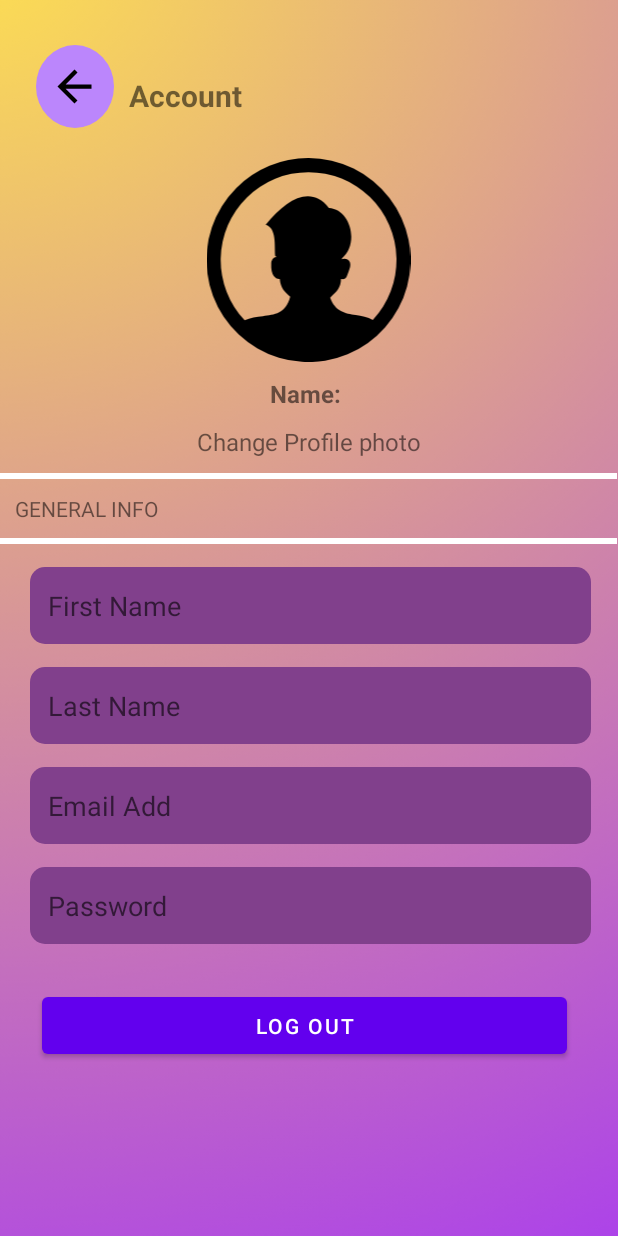
After one commit to MIMIezno/abc, an Android app: the layout activity_account2.xml on its own in the app's theme, with its tools: preview values and no code run, on a phone screen of 412 x 824 dp. The commit adds this screen. Run offline under Robolectric (Android 15) with nearby library versions, the phone set to English and light mode, and no system bars.

Commit message:
ronna wishes

```diff
--- /dev/null
+++ b/app/src/main/java/com/example/workeatwork/Account2.java
@@ -0,0 +1,14 @@
+package com.example.workeatwork;
+
+import android.os.Bundle;
+
+import androidx.appcompat.app.AppCompatActivity;
+
+public class Account2 extends AppCompatActivity {
+
+    @Override
+    protected void onCreate(Bundle savedInstanceState) {
+        super.onCreate(savedInstanceState);
+        setContentView(R.layout.activity_more);
+    }
+}
--- a/app/src/main/java/com/example/workeatwork/Login.java
+++ b/app/src/main/java/com/example/workeatwork/Login.java
@@ -22,7 +22,7 @@ public class Login extends AppCompatActivity {
         passwordEditText = findViewById(R.id.password);
     }
 
-    public void openContinue(View view) {
+    public void openHomepage(View view) {
         String email = emailEditText.getText().toString();
         String password = passwordEditText.getText().toString();
 
--- a/app/src/main/java/com/example/workeatwork/More.java
+++ b/app/src/main/java/com/example/workeatwork/More.java
@@ -19,6 +19,10 @@ public class More extends AppCompatActivity {
         startActivity(intent);
     }
 
+    public void openAccount2(View view) {
+        Intent intent = new Intent(More.this, Account2.class);
+        startActivity(intent);
+    }
     public void openRecipes(View view) {
         Intent intent = new Intent(More.this, Recipes.class);
         startActivity(intent);
@@ -53,4 +57,6 @@ public class More extends AppCompatActivity {
         Intent intent = new Intent(More.this, Homepage.class);
         startActivity(intent);
     }
+
+
 }
--- /dev/null
+++ b/app/src/main/res/layout/activity_account2.xml
@@ -0,0 +1,175 @@
+<?xml version="1.0" encoding="utf-8"?>
+<LinearLayout xmlns:android="http://schemas.android.com/apk/res/android"
+    xmlns:app="http://schemas.android.com/apk/res-auto"
+    xmlns:tools="http://schemas.android.com/tools"
+    android:layout_width="match_parent"
+    android:layout_height="match_parent"
+    android:background="@drawable/bg2"
+    android:orientation="vertical"
+    tools:context=".Account">
+
+
+    <LinearLayout
+        android:layout_width="match_parent"
+        android:layout_height="90dp"
+        android:orientation="horizontal">
+
+        <LinearLayout
+            android:id="@+id/linearLayout4"
+            android:layout_width="52dp"
+            android:layout_height="55dp"
+            android:layout_marginStart="24dp"
+            android:layout_marginTop="30dp"
+            android:background="@drawable/circle_btn"
+            android:orientation="vertical"
+            app:layout_constraintStart_toStartOf="parent"
+            tools:ignore="MissingConstraints"
+            tools:layout_editor_absoluteY="26dp"
+            android:clickable="true"
+            android:focusable="true"
+            android:onClick="openHomepage"
+            android:contentDescription="return">
+
+            <ImageView
+                android:layout_width="34dp"
+                android:layout_height="55dp"
+                android:layout_gravity="center"
+                android:src="@drawable/ic_prev" />
+
+
+
+        </LinearLayout>
+
+        <TextView
+            android:id="@+id/textView29"
+            android:layout_width="wrap_content"
+            android:layout_height="wrap_content"
+            android:layout_marginStart="10dp"
+            android:layout_marginTop="50dp"
+            android:text="Account"
+            android:textSize="20sp"
+            android:textStyle="bold" />
+
+    </LinearLayout>
+
+
+
+    <LinearLayout
+        android:layout_width="411dp"
+        android:layout_height="635dp"
+        android:layout_marginTop="15dp"
+        android:orientation="vertical"
+        app:layout_constraintStart_toStartOf="parent"
+        app:layout_constraintTop_toBottomOf="@+id/linearLayout4">
+
+        <ImageView
+            android:id="@+id/imageView13"
+            android:layout_width="match_parent"
+            android:layout_height="136dp"
+            app:srcCompat="@drawable/person_profile_icon" />
+
+        <TextView
+            android:id="@+id/name"
+            android:layout_width="match_parent"
+            android:layout_height="wrap_content"
+            android:layout_marginTop="10dp"
+            android:gravity="center"
+            android:text="Name: "
+            android:textSize="16sp"
+            android:textStyle="bold" />
+
+        <TextView
+            android:id="@+id/Changephoto"
+            android:layout_width="match_parent"
+            android:layout_height="wrap_content"
+            android:layout_marginTop="10dp"
+            android:gravity="center"
+            android:text="Change Profile photo"
+            android:textSize="16sp" />
+
+        <View
+            android:layout_width="match_parent"
+            android:layout_height="4dp"
+            android:layout_marginTop="10dp"
+            android:background="#ffffff" />
+
+        <TextView
+            android:id="@+id/textView34"
+            android:layout_width="match_parent"
+            android:layout_height="wrap_content"
+            android:layout_marginStart="10dp"
+            android:layout_marginTop="10dp"
+            android:text="GENERAL INFO" />
+
+        <View
+            android:layout_width="match_parent"
+            android:layout_height="4dp"
+            android:layout_marginTop="10dp"
+            android:background="#ffffff" />
+
+        <com.google.android.material.textfield.TextInputEditText
+            android:id="@+id/first_name"
+            android:layout_width="374dp"
+            android:layout_height="51dp"
+            android:layout_marginStart="20dp"
+            android:layout_marginTop="15dp"
+            android:background="@drawable/custom_enter"
+            android:hint="@string/first_name"
+            android:paddingStart="12dp"
+            app:layout_constraintEnd_toEndOf="parent"
+            app:layout_constraintHorizontal_bias="0.201" />
+
+
+        <com.google.android.material.textfield.TextInputEditText
+            android:id="@+id/last_name"
+
+            android:layout_width="374dp"
+            android:layout_height="51dp"
+            android:layout_marginStart="20dp"
+            android:layout_marginTop="15dp"
+            android:background="@drawable/custom_enter"
+            android:hint="@string/last_name"
+            android:paddingStart="12dp"
+            app:layout_constraintEnd_toEndOf="parent"
+            app:layout_constraintHorizontal_bias="0.201" />
+
+        <com.google.android.material.textfield.TextInputEditText
+            android:id="@+id/email_add"
+            android:layout_width="374dp"
+            android:layout_height="51dp"
+            android:layout_marginStart="20dp"
+            android:layout_marginTop="15dp"
+            android:background="@drawable/custom_enter"
+            android:hint="@string/email_add"
+            android:paddingStart="12dp"
+            app:layout_constraintEnd_toEndOf="parent"
+            app:layout_constraintHorizontal_bias="0.201" />
+
+        <com.google.android.material.textfield.TextInputEditText
+            android:id="@+id/pass_word"
+            android:layout_width="374dp"
+            android:layout_height="51dp"
+            android:layout_marginStart="20dp"
+            android:layout_marginTop="15dp"
+            android:background="@drawable/custom_enter"
+            android:hint="@string/pass_word"
+            android:paddingStart="12dp"
+            app:layout_constraintEnd_toEndOf="parent"
+            app:layout_constraintHorizontal_bias="0.201" />
+
+        <Button
+            android:id="@+id/btnlogout"
+            android:layout_width="350dp"
+            android:layout_height="50dp"
+            android:layout_marginLeft="28dp"
+            android:layout_marginTop="29dp"
+            android:text="Log Out"
+            android:clickable="true"
+            android:focusable="true"
+            android:onClick="openLogin"/>
+
+
+    </LinearLayout>
+
+
+</LinearLayout>
--- a/app/src/main/res/layout/activity_login.xml
+++ b/app/src/main/res/layout/activity_login.xml
@@ -22,7 +22,7 @@
         app:layout_constraintHorizontal_bias="0.428"
         app:layout_constraintStart_toStartOf="parent"
         app:layout_constraintTop_toBottomOf="@+id/password"
-        android:onClick="openContinue">
+        android:onClick="openHomepage">
 
     </Button>
 
--- a/app/src/main/res/layout/activity_more.xml
+++ b/app/src/main/res/layout/activity_more.xml
@@ -67,7 +67,7 @@
             android:orientation="horizontal"
             android:clickable="true"
             android:focusable="true"
-            android:onClick="openAccount">
+            android:onClick="openAccount2">
 
             <ImageView
                 android:id="@+id/imageView6"
```
